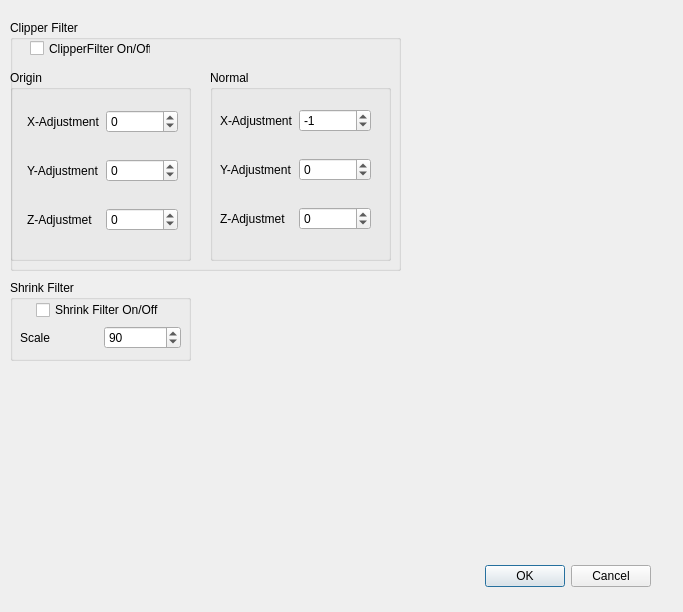
Old version of the form model_viewer/source/filters.ui in the repository warrior1601/2019_GROUP_33.
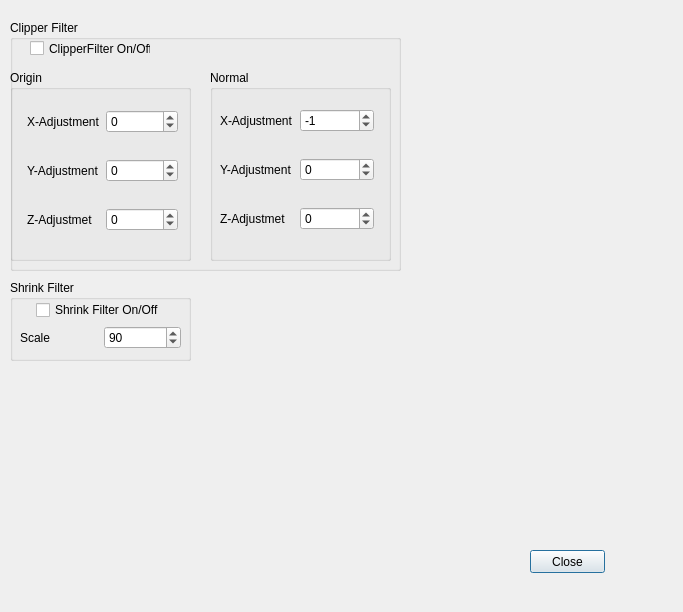
New version of the form.

Commit message: Filters window close and revert function

Diff of the .ui file:
```diff
--- a/model_viewer/source/filters.ui
+++ b/model_viewer/source/filters.ui
@@ -13,22 +13,6 @@
   <property name="windowTitle">
    <string>Dialog</string>
   </property>
-  <widget class="QDialogButtonBox" name="buttonBox">
-   <property name="geometry">
-    <rect>
-     <x>310</x>
-     <y>560</y>
-     <width>341</width>
-     <height>32</height>
-    </rect>
-   </property>
-   <property name="orientation">
-    <enum>Qt::Horizontal</enum>
-   </property>
-   <property name="standardButtons">
-    <set>QDialogButtonBox::Cancel|QDialogButtonBox::Ok</set>
-   </property>
-  </widget>
   <widget class="QGroupBox" name="groupBox">
    <property name="geometry">
     <rect>
@@ -159,7 +143,7 @@
       <rect>
        <x>10</x>
        <y>19</y>
-       <width>151</width>
+       <width>154</width>
        <height>161</height>
       </rect>
      </property>
@@ -284,6 +268,19 @@
     </layout>
    </widget>
   </widget>
+  <widget class="QPushButton" name="Close">
+   <property name="geometry">
+    <rect>
+     <x>530</x>
+     <y>550</y>
+     <width>75</width>
+     <height>23</height>
+    </rect>
+   </property>
+   <property name="text">
+    <string>Close</string>
+   </property>
+  </widget>
  </widget>
  <resources/>
  <connections>
```
Left out of the diff: 35 changed lines with no effect on the pictures. The commit also changes 4 other files.
